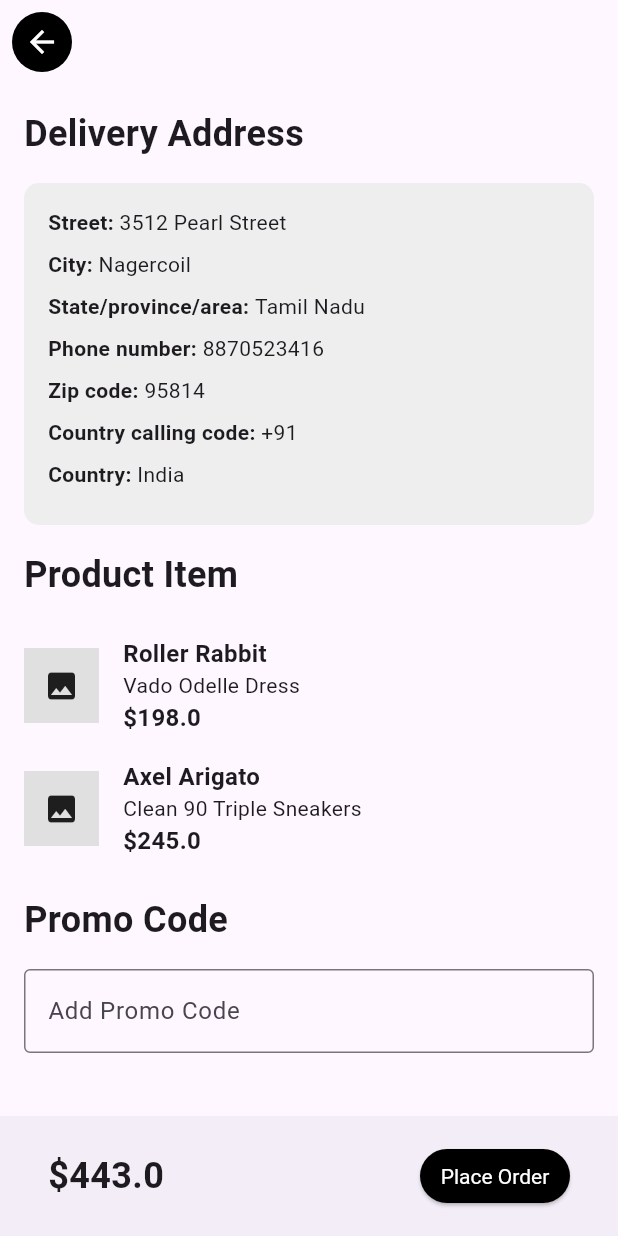
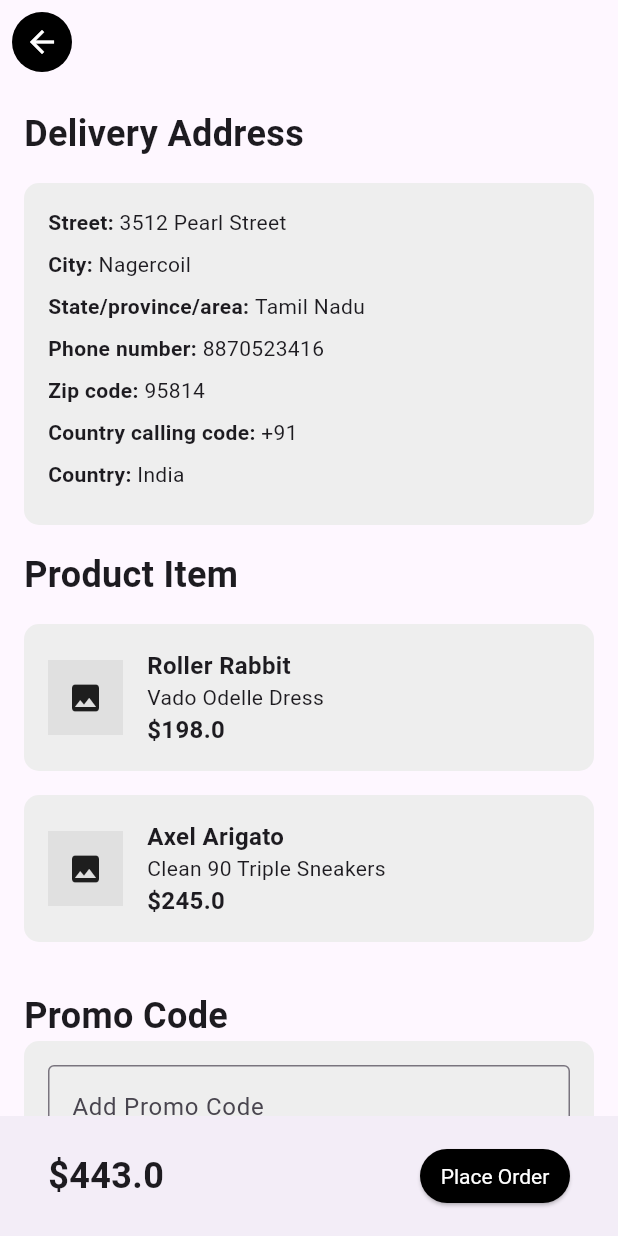
Before and after one commit to KILLERGTG01/Vicuna_pages, a Flutter app: the screen it shows after launch, on a phone screen of 412 x 824 dp. Run offline on Flutter 3.47's test engine with Material 3 defaults, Android fonts, the phone set to English and light mode, and no system bars.

Commit message:
Order page completed

```diff
--- a/lib/pages/order_page.dart
+++ b/lib/pages/order_page.dart
@@ -24,7 +24,7 @@ class OrderPage extends StatelessWidget {
           ),
         ),
       ),
-      body: Padding(
+      body: SingleChildScrollView(
         padding: const EdgeInsets.all(16.0),
         child: Column(
           crossAxisAlignment: CrossAxisAlignment.start,
@@ -66,20 +66,26 @@ class OrderPage extends StatelessWidget {
               'Promo Code',
               style: TextStyle(fontSize: 24, fontWeight: FontWeight.bold),
             ),
-            const SizedBox(height: 16),
-            TextFormField(
-              decoration: const InputDecoration(
-                labelText: 'Add Promo Code',
-                border: OutlineInputBorder(),
+
+            Container(
+              padding: const EdgeInsets.all(16.0),
+              decoration: BoxDecoration(
+                color: Colors.grey[200],
+                borderRadius: BorderRadius.circular(10.0),
+              ),
+              child: TextFormField(
+                decoration: const InputDecoration(
+                  labelText: 'Add Promo Code',
+                  border: OutlineInputBorder(),
+                ),
               ),
             ),
-            const Spacer(),
           ],
         ),
       ),
       bottomNavigationBar: BottomAppBar(
         child: Padding(
-          padding: const EdgeInsets.symmetric(vertical: 8.0, horizontal: 16.0), // Adjusted padding to move elements up
+          padding: const EdgeInsets.symmetric(vertical: 8.0, horizontal: 16.0),
           child: Row(
             mainAxisAlignment: MainAxisAlignment.spaceBetween,
             children: [
@@ -124,8 +130,13 @@ class OrderPage extends StatelessWidget {
   }
 
   Widget buildProductItem(String name, String description, double price) {
-    return Padding(
-      padding: const EdgeInsets.symmetric(vertical: 8.0),
+    return Container(
+      margin: const EdgeInsets.only(bottom: 16.0),
+      padding: const EdgeInsets.all(16.0),
+      decoration: BoxDecoration(
+        color: Colors.grey[200],
+        borderRadius: BorderRadius.circular(10.0),
+      ),
       child: Row(
         children: [
           Container(
```
